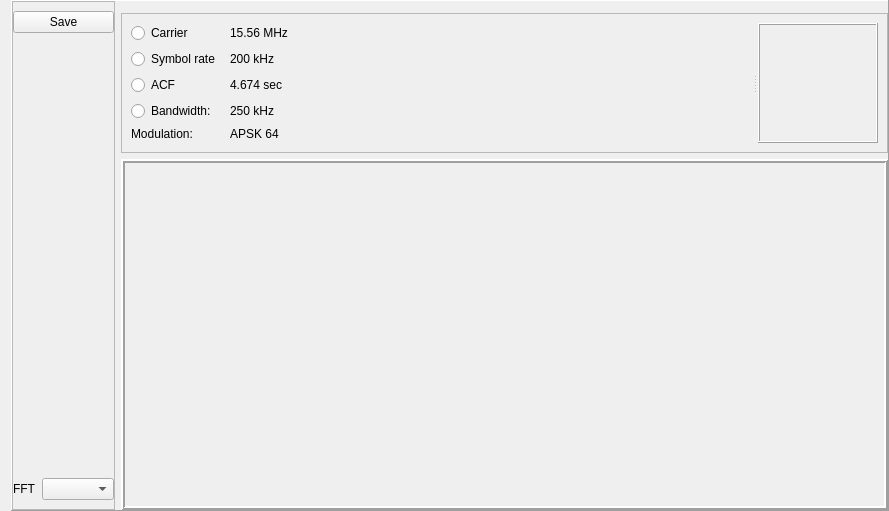
AquaCreatura/AquaWave, file sources/Arks/Scope Analyzer/window/scope_analyzer_window.ui: the form before one commit.
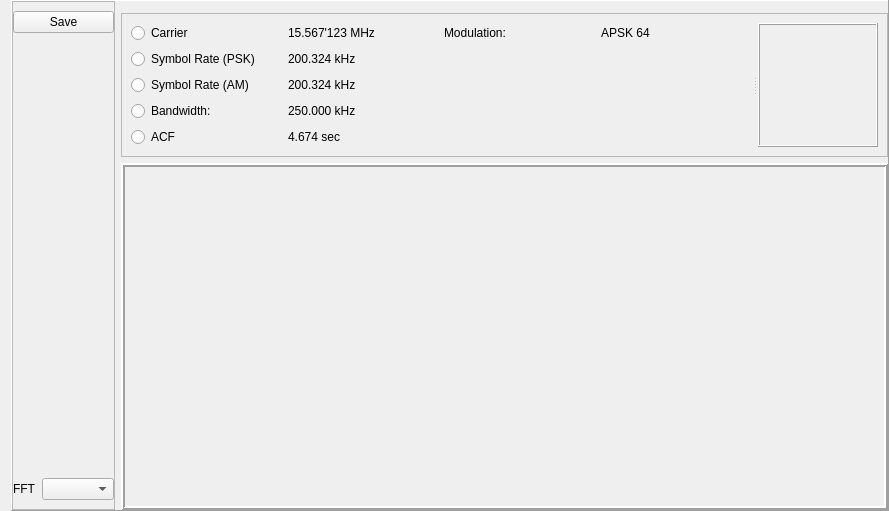
The form after the commit.

Commit message: Добавил определитель символьной для AM сигналов

What changed in the file:
```diff
--- a/sources/Arks/Scope Analyzer/window/scope_analyzer_window.ui
+++ b/sources/Arks/Scope Analyzer/window/scope_analyzer_window.ui
@@ -239,7 +239,26 @@
             <number>7</number>
            </property>
            <widget class="QWidget" name="widget" native="true">
-            <layout class="QFormLayout" name="formLayout">
+            <layout class="QGridLayout" name="gridLayout_3">
+             <item row="3" column="0">
+              <widget class="QRadioButton" name="bandwidth_radio_button">
+               <property name="sizePolicy">
+                <sizepolicy hsizetype="Preferred" vsizetype="Fixed">
+                 <horstretch>0</horstretch>
+                 <verstretch>0</verstretch>
+                </sizepolicy>
+               </property>
+               <property name="focusPolicy">
+                <enum>Qt::StrongFocus</enum>
+               </property>
+               <property name="text">
+                <string>Bandwidth:</string>
+               </property>
+               <attribute name="buttonGroup">
+                <string notr="true">radio_group_chart_type</string>
+               </attribute>
+              </widget>
+             </item>
              <item row="0" column="0">
               <widget class="QRadioButton" name="carrier_radio_button">
                <property name="sizePolicy">
@@ -256,37 +275,17 @@
                </attribute>
               </widget>
              </item>
-             <item row="0" column="1">
-              <widget class="QLabel" name="carrier_value_label">
-               <property name="text">
-                <string>15.56 MHz</string>
-               </property>
-              </widget>
-             </item>
-             <item row="1" column="0">
-              <widget class="QRadioButton" name="symbol_rate_radio_button">
-               <property name="sizePolicy">
-                <sizepolicy hsizetype="Preferred" vsizetype="Fixed">
-                 <horstretch>0</horstretch>
-                 <verstretch>0</verstretch>
-                </sizepolicy>
-               </property>
-               <property name="text">
-                <string>Symbol rate </string>
-               </property>
-               <attribute name="buttonGroup">
-                <string notr="true">radio_group_chart_type</string>
-               </attribute>
-              </widget>
-             </item>
-             <item row="1" column="1">
-              <widget class="QLabel" name="symbol_rate_value_label">
-               <property name="text">
-                <string>200 kHz</string>
-               </property>
-              </widget>
-             </item>
              <item row="2" column="0">
+              <widget class="QRadioButton" name="symbol_rate_am_radio_button">
+               <property name="text">
+                <string>Symbol Rate (AM)</string>
+               </property>
+               <attribute name="buttonGroup">
+                <string notr="true">radio_group_chart_type</string>
+               </attribute>
+              </widget>
+             </item>
+             <item row="4" column="0">
               <widget class="QRadioButton" name="acf_radio_button">
                <property name="sizePolicy">
                 <sizepolicy hsizetype="Preferred" vsizetype="Fixed">
@@ -305,40 +304,7 @@
                </attribute>
               </widget>
              </item>
-             <item row="2" column="1">
-              <widget class="QLabel" name="acf_value_label">
-               <property name="text">
-                <string>4.674 sec</string>
-               </property>
-              </widget>
-             </item>
-             <item row="3" column="0">
-              <widget class="QRadioButton" name="bandwidth_radio_button">
-               <property name="sizePolicy">
-                <sizepolicy hsizetype="Preferred" vsizetype="Fixed">
-                 <horstretch>0</horstretch>
-                 <verstretch>0</verstretch>
-                </sizepolicy>
-               </property>
-               <property name="focusPolicy">
-                <enum>Qt::StrongFocus</enum>
-               </property>
-               <property name="text">
-                <string>Bandwidth:</string>
-               </property>
-               <attribute name="buttonGroup">
-                <string notr="true">radio_group_chart_type</string>
-               </attribute>
-              </widget>
-             </item>
-             <item row="3" column="1">
-              <widget class="QLabel" name="bandwidth_value_label">
-               <property name="text">
-                <string>250 kHz</string>
-               </property>
-              </widget>
-             </item>
-             <item row="4" column="0">
+             <item row="0" column="2">
               <widget class="QLabel" name="label">
                <property name="sizePolicy">
                 <sizepolicy hsizetype="Preferred" vsizetype="Maximum">
@@ -354,13 +320,64 @@
                </property>
               </widget>
              </item>
-             <item row="4" column="1">
+             <item row="1" column="0">
+              <widget class="QRadioButton" name="symbol_rate_psk_radio_button">
+               <property name="sizePolicy">
+                <sizepolicy hsizetype="Preferred" vsizetype="Fixed">
+                 <horstretch>0</horstretch>
+                 <verstretch>0</verstretch>
+                </sizepolicy>
+               </property>
+               <property name="text">
+                <string>Symbol Rate (PSK)</string>
+               </property>
+               <attribute name="buttonGroup">
+                <string notr="true">radio_group_chart_type</string>
+               </attribute>
+              </widget>
+             </item>
+             <item row="0" column="1">
+              <widget class="QLabel" name="carrier_value_label">
+               <property name="text">
+                <string>15.567'123 MHz</string>
+               </property>
+              </widget>
+             </item>
+             <item row="3" column="1">
+              <widget class="QLabel" name="bandwidth_value_label">
+               <property name="text">
+                <string>250.000 kHz</string>
+               </property>
+              </widget>
+             </item>
+             <item row="0" column="3">
               <widget class="QLabel" name="label_2">
                <property name="text">
                 <string>APSK 64</string>
                </property>
               </widget>
              </item>
+             <item row="1" column="1">
+              <widget class="QLabel" name="symbol_rate_psk_label">
+               <property name="text">
+                <string>200.324 kHz</string>
+               </property>
+              </widget>
+             </item>
+             <item row="4" column="1">
+              <widget class="QLabel" name="acf_value_label">
+               <property name="text">
+                <string>4.674 sec</string>
+               </property>
+              </widget>
+             </item>
+             <item row="2" column="1">
+              <widget class="QLabel" name="symbol_rate_am_label">
+               <property name="text">
+                <string>200.324 kHz</string>
+               </property>
+              </widget>
+             </item>
             </layout>
            </widget>
            <widget class="QFrame" name="constell_chart">
```
The commit also changes 1 other file.
